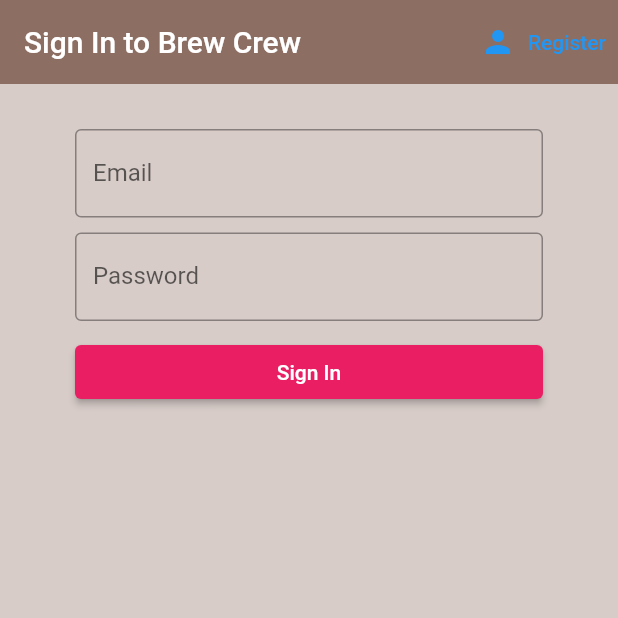
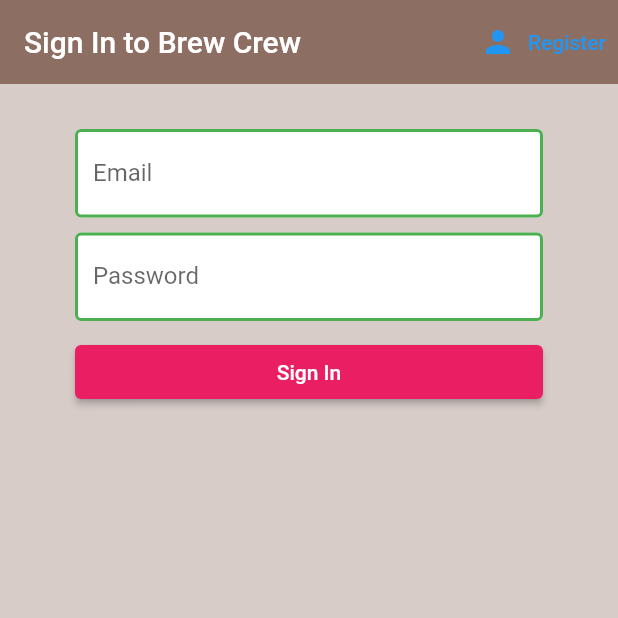
Before and after one commit to Alxbry28/practice-flutter-firebase, a Flutter app: the screen it shows after launch, on a phone screen of 412 x 824 dp, the top half of it. Run offline on Flutter 3.47's test engine with Material 2 defaults, Android fonts, the phone set to English and light mode, and no system bars; our stand-ins replace firebase_auth, firebase_core; accounts and stored records are empty.

Commit message:
[tutorial14] create shared folder and use copyWith function for text input decoration

```diff
--- a/lib/screens/auth/sign_in.dart
+++ b/lib/screens/auth/sign_in.dart
@@ -1,6 +1,7 @@
 import 'package:flutter/material.dart';
 
 import 'package:practicefirebase/services/auth.dart';
+import 'package:practicefirebase/shared/constants.dart';
 
 class SignIn extends StatefulWidget {
   const SignIn({
@@ -59,9 +60,8 @@ class _SignInState extends State<SignIn> {
                       email = value;
                     });
                   },
-                  decoration: const InputDecoration(
-                    border: OutlineInputBorder(),
-                    hintText: "Email",
+                  decoration: textInputDecoration.copyWith(
+                    hintText: "Enter Email",
                     labelText: "Email",
                   ),
                 ),
@@ -82,11 +82,9 @@ class _SignInState extends State<SignIn> {
                       password = value;
                     });
                   },
-                  decoration: const InputDecoration(
-                    hintText: "Password",
-                    labelText: "Password",
-                    border: OutlineInputBorder(),
-                  ),
+                  decoration: textInputDecoration.copyWith(
+                    hintText: "Enter Password",
+                    labelText: "Password",),
                 ),
                 const SizedBox(height: 10),
                 SizedBox(
@@ -105,7 +103,6 @@ class _SignInState extends State<SignIn> {
                         } else {
                           print("email: ${email} ; password: ${password} ;");
                         }
-
                       }
                     },
                     child: Text("Sign In"),
--- /dev/null
+++ b/lib/shared/constants.dart
@@ -0,0 +1,19 @@
+import 'package:flutter/material.dart';
+
+const textInputDecoration = InputDecoration(
+  border: OutlineInputBorder(),
+  fillColor: Colors.white,
+  filled: true,
+  enabledBorder: OutlineInputBorder(
+    borderSide: BorderSide(
+      color: Colors.green,
+      width: 2.0,
+    ),
+  ),
+  focusedBorder: OutlineInputBorder(
+    borderSide: BorderSide(
+      color: Colors.indigo,
+      width: 2.0,
+    ),
+  ),
+);
```
